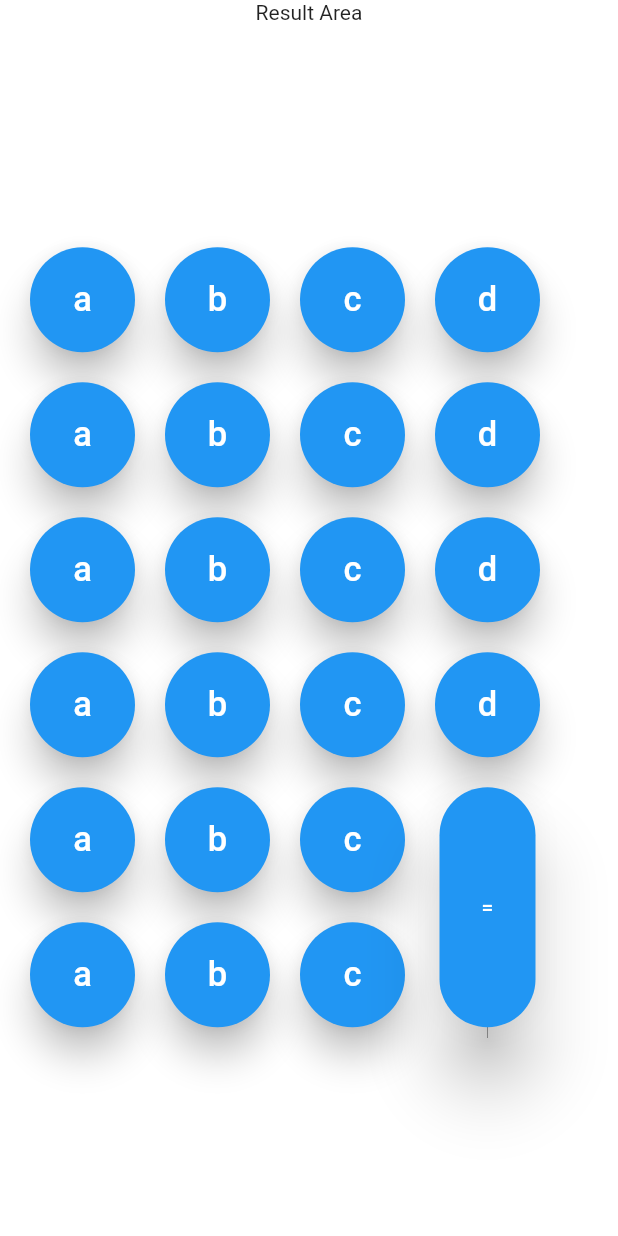
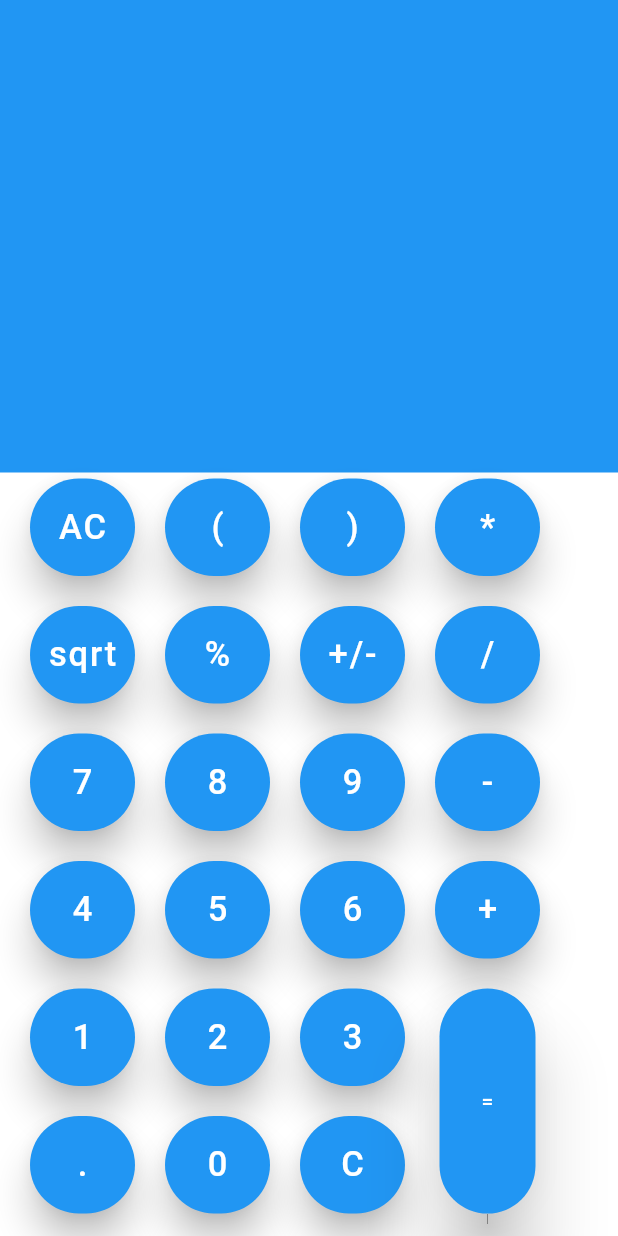
Before and after one commit to ManjunathRK1251/Calculator, a Flutter app: the screen it shows after launch, on a phone screen of 412 x 824 dp. Run offline on Flutter 3.47's test engine with Material 2 defaults, Android fonts, the phone set to English and light mode, and no system bars.

Commit message:
done with cloning part wrt layout

```diff
--- a/lib/ButtonLayout.dart
+++ b/lib/ButtonLayout.dart
@@ -13,27 +13,27 @@ class ButtonGroup extends StatelessWidget {
         ),
         Column(
           children: [
-            Button('a'),
+            Button('AC'),
             Padding(
               padding: EdgeInsets.all(10.0),
             ),
-            Button('a'),
+            Button('sqrt'),
             Padding(
               padding: EdgeInsets.all(10.0),
             ),
-            Button('a'),
+            Button('7'),
             Padding(
               padding: EdgeInsets.all(10.0),
             ),
-            Button('a'),
+            Button('4'),
             Padding(
               padding: EdgeInsets.all(10.0),
             ),
-            Button('a'),
+            Button('1'),
             Padding(
               padding: EdgeInsets.all(10.0),
             ),
-            Button('a'),
+            Button('.'),
             Padding(
               padding: EdgeInsets.all(10.0),
             ),
@@ -44,27 +44,27 @@ class ButtonGroup extends StatelessWidget {
         ),
         Column(
           children: [
-            Button('b'),
+            Button('('),
             Padding(
               padding: EdgeInsets.all(10.0),
             ),
-            Button('b'),
+            Button('%'),
             Padding(
               padding: EdgeInsets.all(10.0),
             ),
-            Button('b'),
+            Button('8'),
             Padding(
               padding: EdgeInsets.all(10.0),
             ),
-            Button('b'),
+            Button('5'),
             Padding(
               padding: EdgeInsets.all(10.0),
             ),
-            Button('b'),
+            Button('2'),
             Padding(
               padding: EdgeInsets.all(10.0),
             ),
-            Button('b'),
+            Button('0'),
             Padding(
               padding: EdgeInsets.all(10.0),
             ),
@@ -75,27 +75,27 @@ class ButtonGroup extends StatelessWidget {
         ),
         Column(
           children: [
-            Button('c'),
+            Button(')'),
             Padding(
               padding: EdgeInsets.all(10.0),
             ),
-            Button('c'),
+            Button('+/-'),
             Padding(
               padding: EdgeInsets.all(10.0),
             ),
-            Button('c'),
+            Button('9'),
             Padding(
               padding: EdgeInsets.all(10.0),
             ),
-            Button('c'),
+            Button('6'),
             Padding(
               padding: EdgeInsets.all(10.0),
             ),
-            Button('c'),
+            Button('3'),
             Padding(
               padding: EdgeInsets.all(10.0),
             ),
-            Button('c'),
+            Button('C'),
             Padding(
               padding: EdgeInsets.all(10.0),
             ),
@@ -106,24 +106,24 @@ class ButtonGroup extends StatelessWidget {
         ),
         Column(
           children: [
-            Button('d'),
+            Button('*'),
             Padding(
               padding: EdgeInsets.all(10.0),
             ),
-            Button('d'),
+            Button('/'),
             Padding(
               padding: EdgeInsets.all(10.0),
             ),
-            Button('d'),
+            Button('-'),
             Padding(
               padding: EdgeInsets.all(10.0),
             ),
-            Button('d'),
+            Button('+'),
             Padding(
               padding: EdgeInsets.all(10.0),
             ),
             Container(
-              height: 160.0,
+              height: 150.0,
               child: ElevatedButton(
                 onPressed: () {},
                 child: Text('='),
--- a/lib/Buttons.dart
+++ b/lib/Buttons.dart
@@ -23,11 +23,11 @@ class _ButtonState extends State<Button> {
   Widget build(BuildContext context) {
     return Container(
       width: 70.0,
-      height: 70.0,
-      child: FloatingActionButton(
+      height: 65.0,
+      child: FloatingActionButton.extended(
           elevation: 10.0,
           onPressed: () {},
-          child: Text(
+          label: Text(
             '$text',
             style: TextStyle(fontSize: 23.0),
           )),
--- a/lib/main.dart
+++ b/lib/main.dart
@@ -1,5 +1,4 @@
 import 'package:flutter/material.dart';
-import 'Buttons.dart';
 import 'ButtonLayout.dart';
 
 void main() {
@@ -24,11 +23,13 @@ class Homepage extends StatelessWidget {
     return SafeArea(
       child: Column(
         children: [
+          Container(
+            height: 315.0,
+            color: Colors.blue,
+          ),
+          Padding(padding: EdgeInsets.only(top: 4.05)),
           Expanded(
-            child: Text('Result Area'),
-          ),
-          Expanded(
-            flex: 4,
+            flex: 2,
             child: ButtonGroup(),
           )
         ],
```
